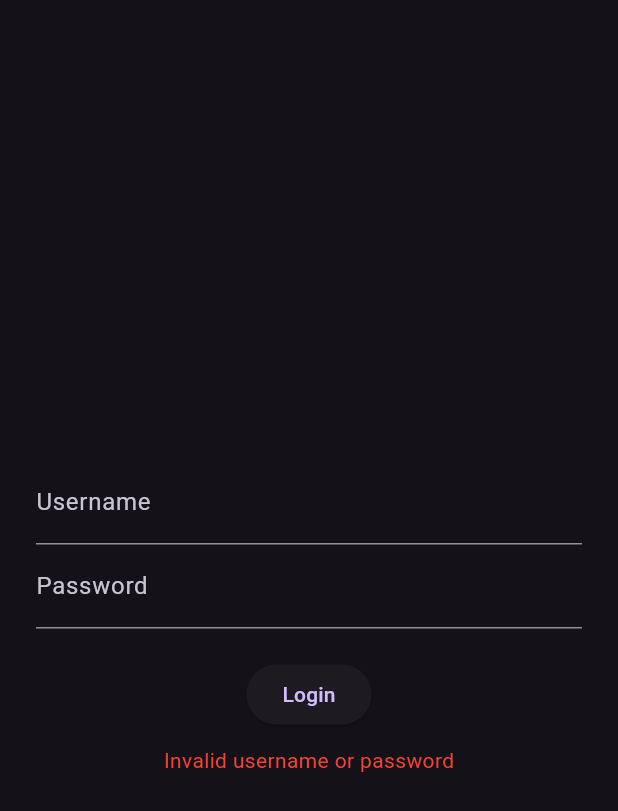
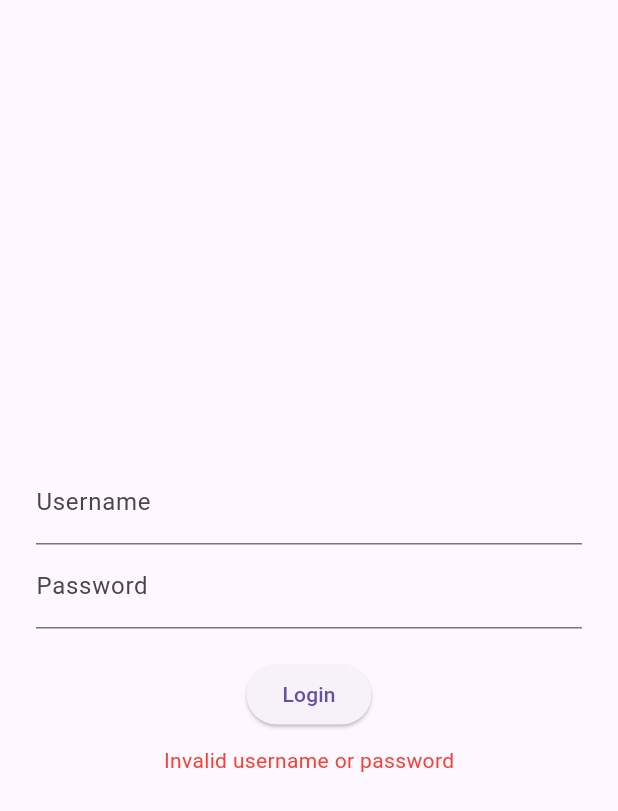
Before and after one commit to Minokainduwara/hacktrail_timer, a Flutter app: the screen it shows after launch, after a tap on "Login", on a phone screen of 412 x 824 dp. Shown: the top 811 px of the screen. Run offline on Flutter 3.47's test engine with Material 3 defaults, Android fonts, the light colour scheme and no system bars; our stand-ins replace audioplayers, shared_preferences.

Commit message:
entry point for the application

```diff
--- a/lib/main.dart
+++ b/lib/main.dart
@@ -1,20 +1,30 @@
 import 'package:flutter/material.dart';
 import 'login_screen.dart';
+import 'timer_screen.dart';
+import 'start_screen.dart';
+import 'admin_menu.dart';
 
 void main() {
-  runApp(const HackathonTimerApp());
+  runApp(const MyApp());
 }
 
-class HackathonTimerApp extends StatelessWidget {
-  const HackathonTimerApp({super.key});
+class MyApp extends StatelessWidget {
+  const MyApp({super.key});
 
   @override
   Widget build(BuildContext context) {
     return MaterialApp(
       title: 'Hackathon Timer',
-      theme: ThemeData.dark(),
-      home: const LoginScreen(), // Start with login screen
       debugShowCheckedModeBanner: false,
+      theme: ThemeData(
+        primarySwatch: Colors.amber,
+      ),
+      home: const LoginScreen(),
+      routes: {
+        '/start': (context) => const StartScreen(),
+        '/timer': (context) => const TimerScreen(),
+        '/admin': (context) => const AdminMenu(),
+      },
     );
   }
 }
```
Also changed, not shown: 1 other file.
